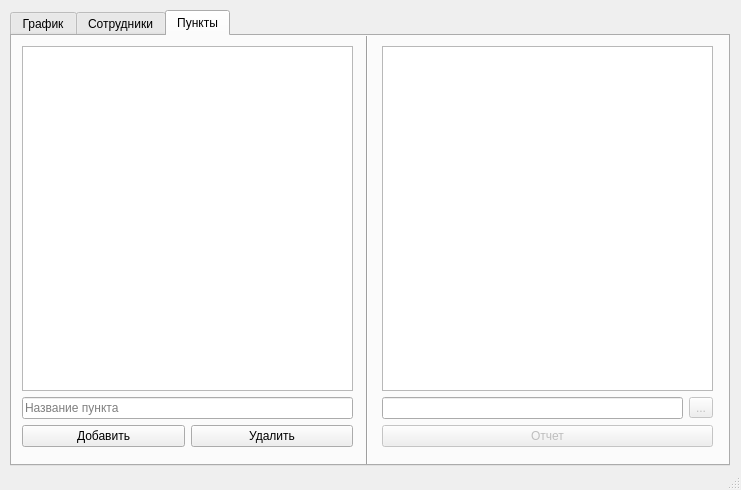
This is mainwindow.ui in The-Zealot/WBScheduleManager as Qt 5 draws it before an edit. The edited form follows.
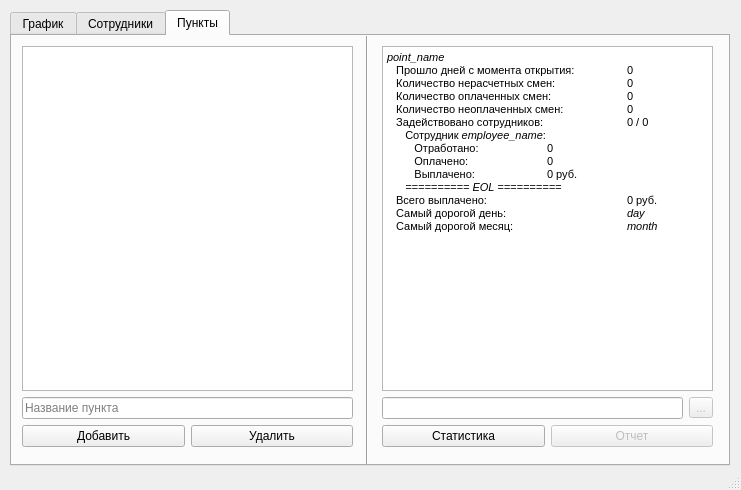
This is the edited form. The open tabs and pages were chosen to show the change. Custom widgets are drawn as their Qt base class.

```diff
--- a/mainwindow.ui
+++ b/mainwindow.ui
@@ -30,7 +30,7 @@
      <enum>QTabWidget::Rounded</enum>
     </property>
     <property name="currentIndex">
-     <number>0</number>
+     <number>2</number>
     </property>
     <property name="elideMode">
      <enum>Qt::ElideNone</enum>
@@ -661,7 +661,7 @@
        <enum>Qt::Vertical</enum>
       </property>
      </widget>
-     <widget class="QWidget" name="">
+     <widget class="QWidget" name="layoutWidget">
       <property name="geometry">
        <rect>
         <x>10</x>
@@ -674,7 +674,7 @@
        <item row="1" column="0" colspan="2">
         <widget class="QLineEdit" name="editPointName">
          <property name="readOnly">
-          <bool>true</bool>
+          <bool>false</bool>
          </property>
          <property name="placeholderText">
           <string>Название пункта</string>
@@ -703,7 +703,7 @@
        </item>
       </layout>
      </widget>
-     <widget class="QWidget" name="">
+     <widget class="QWidget" name="layoutWidget">
       <property name="geometry">
        <rect>
         <x>370</x>
@@ -713,6 +713,30 @@
        </rect>
       </property>
       <layout class="QGridLayout" name="gridLayout_3">
+       <item row="0" column="0" colspan="2">
+        <widget class="QTextBrowser" name="textBrowserStats">
+         <property name="html">
+          <string>&lt;!DOCTYPE HTML PUBLIC &quot;-//W3C//DTD HTML 4.0//EN&quot; &quot;http://www.w3.org/TR/REC-html40/strict.dtd&quot;&gt;
+&lt;html&gt;&lt;head&gt;&lt;meta name=&quot;qrichtext&quot; content=&quot;1&quot; /&gt;&lt;style type=&quot;text/css&quot;&gt;
+p, li { white-space: pre-wrap; }
+&lt;/style&gt;&lt;/head&gt;&lt;body style=&quot; font-family:'MS Shell Dlg 2'; font-size:7.8pt; font-weight:400; font-style:normal;&quot;&gt;
+&lt;p style=&quot; margin-top:0px; margin-bottom:0px; margin-left:0px; margin-right:0px; -qt-block-indent:0; text-indent:0px;&quot;&gt;&lt;span style=&quot; font-size:8pt; font-style:italic;&quot;&gt;point_name&lt;/span&gt;&lt;/p&gt;
+&lt;p style=&quot; margin-top:0px; margin-bottom:0px; margin-left:0px; margin-right:0px; -qt-block-indent:0; text-indent:0px;&quot;&gt;&lt;span style=&quot; font-size:8pt;&quot;&gt;   Прошло дней с момента открытия: 	0&lt;/span&gt;&lt;/p&gt;
+&lt;p style=&quot; margin-top:0px; margin-bottom:0px; margin-left:0px; margin-right:0px; -qt-block-indent:0; text-indent:0px;&quot;&gt;&lt;span style=&quot; font-size:8pt;&quot;&gt;   Количество нерасчетных смен: 	0&lt;/span&gt;&lt;/p&gt;
+&lt;p style=&quot; margin-top:0px; margin-bottom:0px; margin-left:0px; margin-right:0px; -qt-block-indent:0; text-indent:0px;&quot;&gt;&lt;span style=&quot; font-size:8pt;&quot;&gt;   Количество оплаченных смен:	0&lt;/span&gt;&lt;/p&gt;
+&lt;p style=&quot; margin-top:0px; margin-bottom:0px; margin-left:0px; margin-right:0px; -qt-block-indent:0; text-indent:0px;&quot;&gt;&lt;span style=&quot; font-size:8pt;&quot;&gt;   Количество неоплаченных смен:	0&lt;/span&gt;&lt;/p&gt;
+&lt;p style=&quot; margin-top:0px; margin-bottom:0px; margin-left:0px; margin-right:0px; -qt-block-indent:0; text-indent:0px;&quot;&gt;&lt;span style=&quot; font-size:8pt;&quot;&gt;   Задействовано сотрудников:		0 / 0&lt;/span&gt;&lt;/p&gt;
+&lt;p style=&quot; margin-top:0px; margin-bottom:0px; margin-left:0px; margin-right:0px; -qt-block-indent:0; text-indent:0px;&quot;&gt;&lt;span style=&quot; font-size:8pt;&quot;&gt;      Сотрудник &lt;/span&gt;&lt;span style=&quot; font-size:8pt; font-style:italic;&quot;&gt;employee_name&lt;/span&gt;&lt;span style=&quot; font-size:8pt;&quot;&gt;: &lt;/span&gt;&lt;/p&gt;
+&lt;p style=&quot; margin-top:0px; margin-bottom:0px; margin-left:0px; margin-right:0px; -qt-block-indent:0; text-indent:0px;&quot;&gt;&lt;span style=&quot; font-size:8pt;&quot;&gt;         Отработано:	0&lt;/span&gt;&lt;/p&gt;
+&lt;p style=&quot; margin-top:0px; margin-bottom:0px; margin-left:0px; margin-right:0px; -qt-block-indent:0; text-indent:0px;&quot;&gt;&lt;span style=&quot; font-size:8pt;&quot;&gt;         Оплачено:	0&lt;/span&gt;&lt;/p&gt;
+&lt;p style=&quot; margin-top:0px; margin-bottom:0px; margin-left:0px; margin-right:0px; -qt-block-indent:0; text-indent:0px;&quot;&gt;&lt;span style=&quot; font-size:8pt;&quot;&gt;         Выплачено:	0 руб.&lt;/span&gt;&lt;/p&gt;
+&lt;p style=&quot; margin-top:0px; margin-bottom:0px; margin-left:0px; margin-right:0px; -qt-block-indent:0; text-indent:0px;&quot;&gt;&lt;span style=&quot; font-size:8pt;&quot;&gt;      &lt;/span&gt;&lt;span style=&quot; font-size:8pt; font-style:italic;&quot;&gt;========== EOL ==========&lt;/span&gt;&lt;/p&gt;
+&lt;p style=&quot; margin-top:0px; margin-bottom:0px; margin-left:0px; margin-right:0px; -qt-block-indent:0; text-indent:0px;&quot;&gt;&lt;span style=&quot; font-size:8pt;&quot;&gt;   Всего выплачено:		0 руб.&lt;/span&gt;&lt;/p&gt;
+&lt;p style=&quot; margin-top:0px; margin-bottom:0px; margin-left:0px; margin-right:0px; -qt-block-indent:0; text-indent:0px;&quot;&gt;&lt;span style=&quot; font-size:8pt;&quot;&gt;   Самый дорогой день:		&lt;/span&gt;&lt;span style=&quot; font-size:8pt; font-style:italic;&quot;&gt;day&lt;/span&gt;&lt;/p&gt;
+&lt;p style=&quot; margin-top:0px; margin-bottom:0px; margin-left:0px; margin-right:0px; -qt-block-indent:0; text-indent:0px;&quot;&gt;&lt;span style=&quot; font-size:8pt;&quot;&gt;   Самый дорогой месяц:		&lt;/span&gt;&lt;span style=&quot; font-size:8pt; font-style:italic;&quot;&gt;month&lt;/span&gt;&lt;/p&gt;&lt;/body&gt;&lt;/html&gt;</string>
+         </property>
+        </widget>
+       </item>
        <item row="1" column="0">
         <widget class="QLineEdit" name="lineEdit_2">
          <property name="enabled">
@@ -733,10 +757,16 @@
          </property>
         </widget>
        </item>
-       <item row="0" column="0" colspan="2">
-        <widget class="QTextBrowser" name="textBrowserStats"/>
-       </item>
        <item row="2" column="0" colspan="2">
+        <layout class="QHBoxLayout" name="horizontalLayout">
+         <item>
+          <widget class="QPushButton" name="buttonStatistics">
+           <property name="text">
+            <string>Статистика</string>
+           </property>
+          </widget>
+         </item>
+         <item>
         <widget class="QPushButton" name="buttonReport">
          <property name="enabled">
           <bool>false</bool>
@@ -762,6 +792,8 @@
         </widget>
        </item>
       </layout>
+       </item>
+      </layout>
      </widget>
     </widget>
    </widget>
```
Left out of the diff: 1 changed line with no effect on the pictures. Lines whose indentation alone changed are shown as unchanged.
